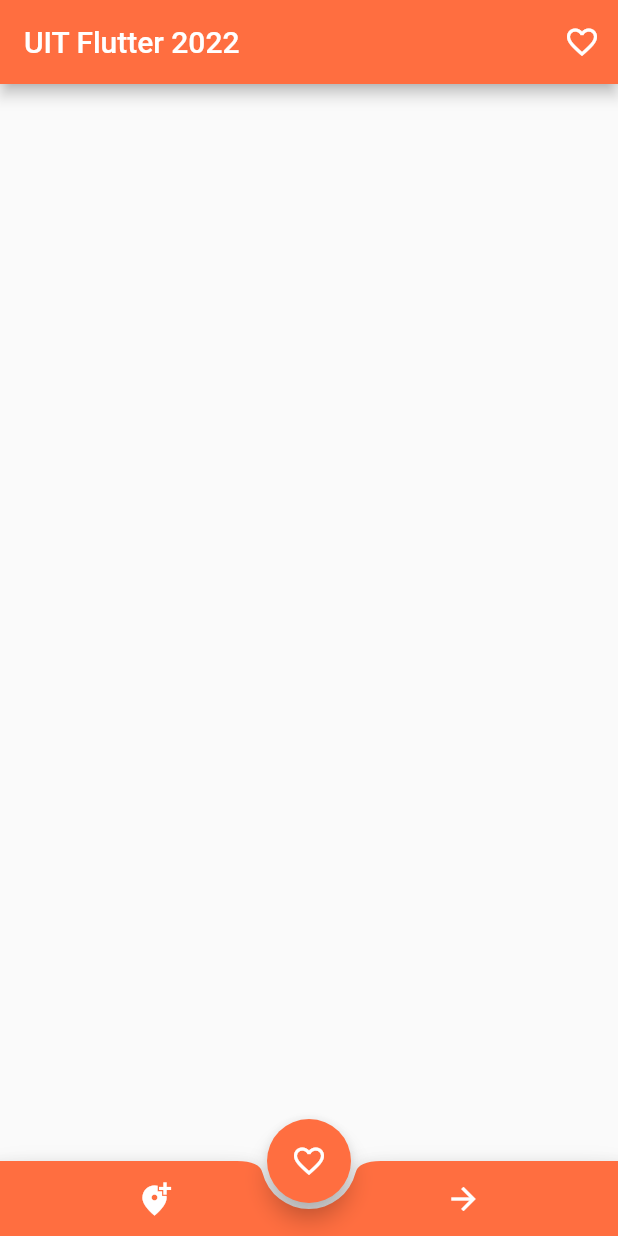
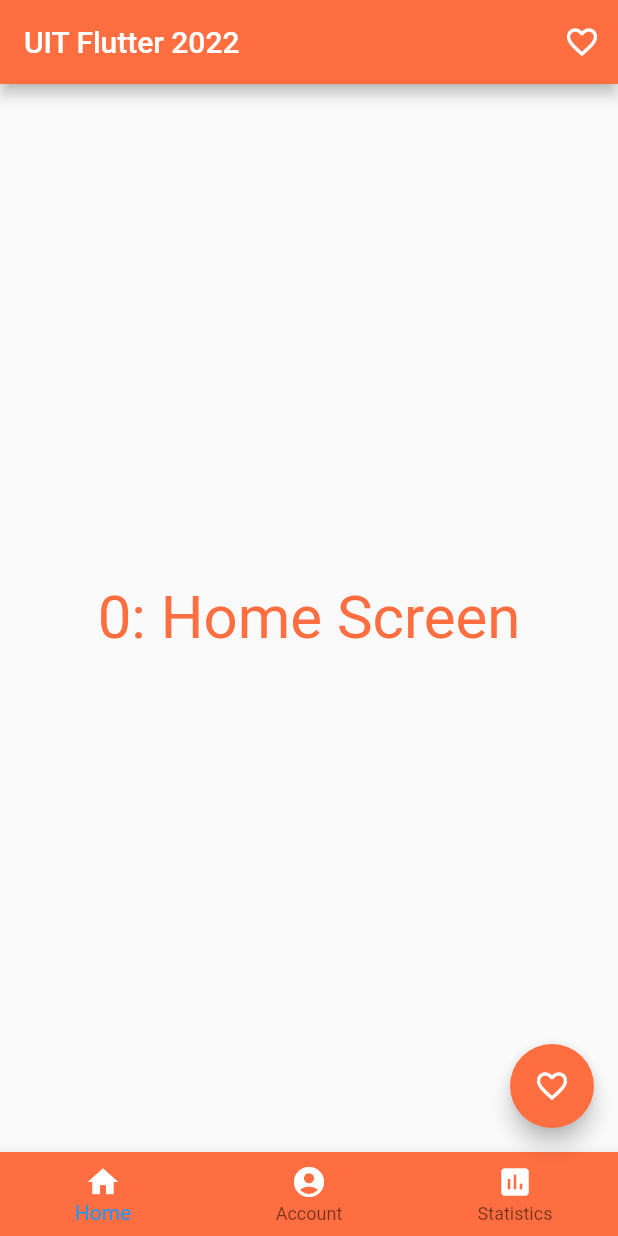
Before and after one commit to houcem-h/uit_basic_widgets, a Flutter app: the screen it shows after launch, on a phone screen of 412 x 824 dp. Run offline on Flutter 3.47's test engine with Material 2 defaults, Android fonts, the phone set to English and light mode, and no system bars.

Commit message:
use BottomNavigationBar as bottomNavigationBar

```diff
--- a/lib/main.dart
+++ b/lib/main.dart
@@ -32,6 +32,8 @@ class MyHomePage extends StatefulWidget {
 class _MyHomePageState extends State<MyHomePage> {
   Icon _heart = Icon(Icons.favorite_border, color: Colors.white);
   bool _like = false;
+  int _selectedIndex = 0;
+  String _displayText = "0: Home Screen";
 
   void _likeThis() {
     setState(() {
@@ -45,6 +47,31 @@ class _MyHomePageState extends State<MyHomePage> {
       _like = !_like;
     });
   }
+
+  void _clickedItemOnNavigationBar(int ind) {
+    setState(() {
+      _selectedIndex = ind;
+      switch (_selectedIndex) {
+        case 0:
+          {
+            _displayText = '$_selectedIndex : Home Screen';
+          }
+          break;
+        case 1:
+          {
+            _displayText = '$_selectedIndex : Account Screen';
+          }
+          break;
+        case 2:
+          {
+            _displayText = '$_selectedIndex : Statistics Screen';
+          }
+          break;
+      }
+
+    });
+  }
+
   @override
   Widget build(BuildContext context) {
     return Scaffold(
@@ -58,13 +85,43 @@ class _MyHomePageState extends State<MyHomePage> {
           ),
         ],
       ),
+      body: Center(
+        child: Column(
+          mainAxisAlignment: MainAxisAlignment.center,
+          children: <Widget>[
+            Text(
+              '$_displayText',
+              style: TextStyle(color: Colors.deepOrangeAccent, fontSize: 40),
+            ),
+          ],
+        ),
+      ),
       floatingActionButton: FloatingActionButton(
         child: _heart,
         onPressed: _likeThis,
         backgroundColor: Colors.deepOrangeAccent,
       ),
-      floatingActionButtonLocation: FloatingActionButtonLocation.centerDocked,
-      bottomNavigationBar: BottomAppBar(
+      floatingActionButtonLocation: FloatingActionButtonLocation.endFloat,
+      bottomNavigationBar: BottomNavigationBar(
+        backgroundColor: Colors.deepOrangeAccent,
+        items: const <BottomNavigationBarItem>[
+          BottomNavigationBarItem(
+            icon: Icon(Icons.home, color: Colors.white),
+            label: 'Home'
+          ),
+          BottomNavigationBarItem(
+            icon: Icon(Icons.account_circle, color: Colors.white),
+            label: 'Account'
+          ),
+          BottomNavigationBarItem(
+            icon: Icon(Icons.assessment, color: Colors.white),
+            label: 'Statistics'
+          ),
+        ],
+        currentIndex: _selectedIndex,
+        onTap: _clickedItemOnNavigationBar,
+      ),
+      /*bottomNavigationBar: BottomAppBar(
         color: Colors.deepOrangeAccent,
         shape: const CircularNotchedRectangle(),
         child: Container(
@@ -83,7 +140,7 @@ class _MyHomePageState extends State<MyHomePage> {
             ],
           ),
         ),
-      ),
+      ),*/
     );
   }
 }
```
